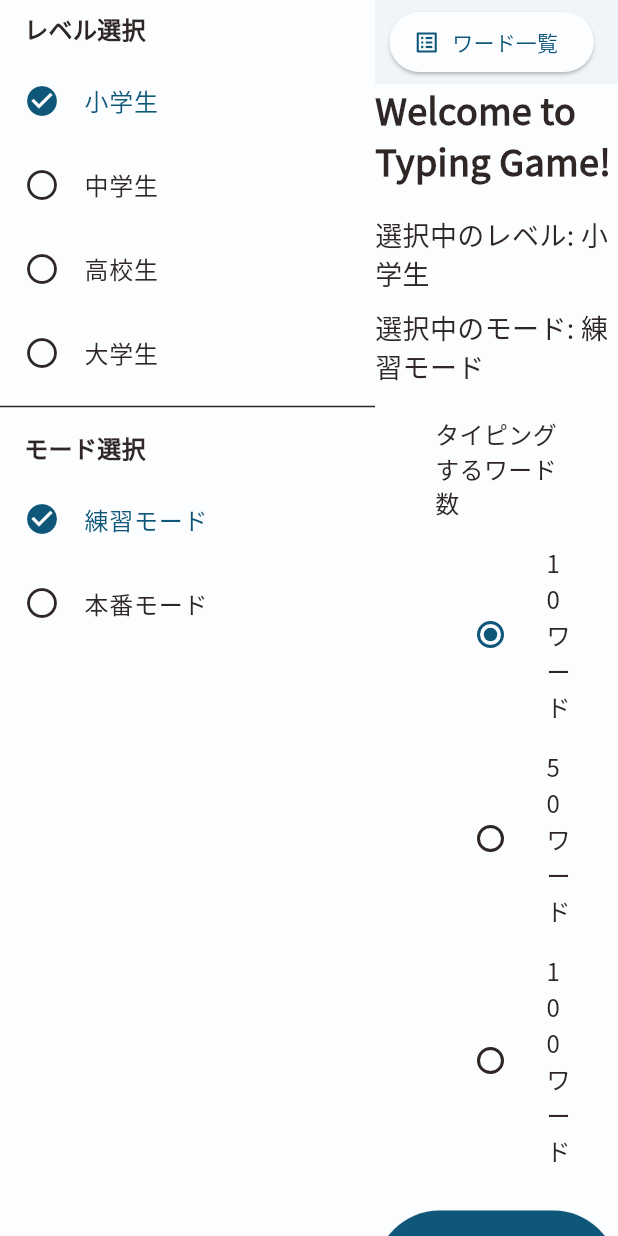
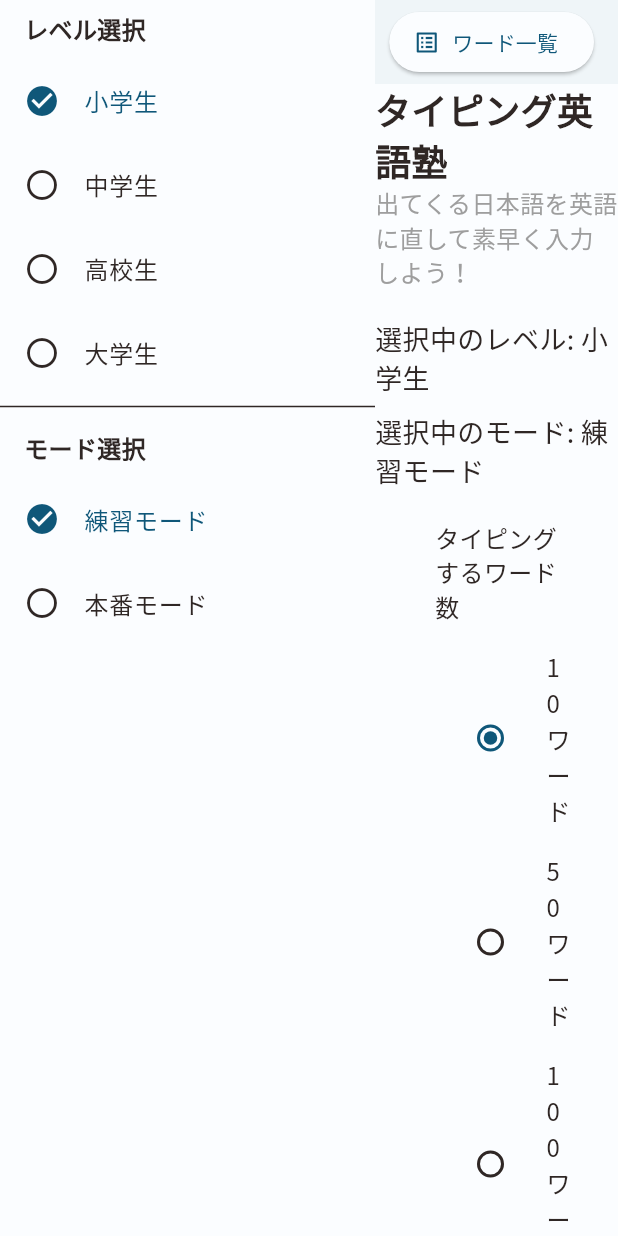
Before and after one commit to riki-yoshida/typing_game, a Flutter app: the screen it shows after launch, on a phone screen of 412 x 824 dp. Run offline on Flutter 3.47's test engine with Material 3 defaults, Android fonts, the phone set to English and light mode, and no system bars.

Commit message:
文言など修正

```diff
--- a/lib/features/home/presentation/pages/start_page.dart
+++ b/lib/features/home/presentation/pages/start_page.dart
@@ -236,11 +236,15 @@ class _StartPageState extends State<StartPage> {
                     mainAxisAlignment: MainAxisAlignment.center,
                     children: <Widget>[
                       const Text(
-                        'Welcome to Typing Game!',
+                        'タイピング英語塾',
                         style: TextStyle(
                           fontSize: 24,
                           fontWeight: FontWeight.bold,
                         ),
+                      ),
+                      const Text(
+                        '出てくる日本語を英語に直して素早く入力しよう！',
+                        style: TextStyle(fontSize: 16, color: Colors.grey),
                       ),
                       const SizedBox(height: 20),
                       if (_selectedLevelId != null)
```
